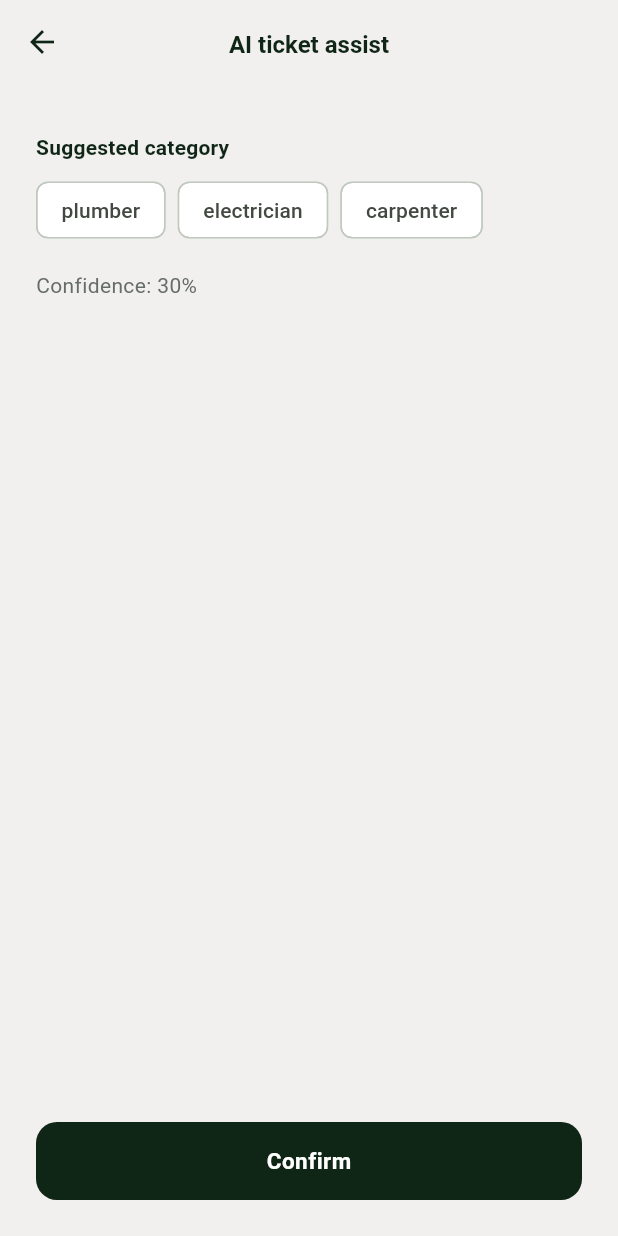
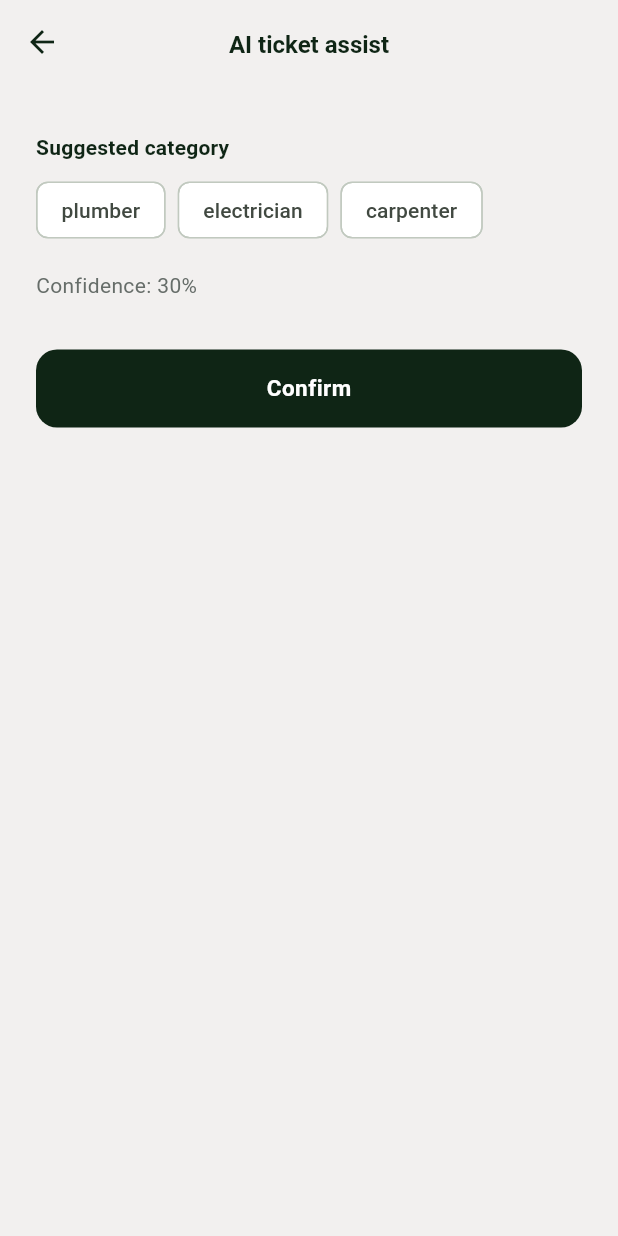
Before and after one commit to Joshua1804/fixwaala, a Flutter app: the AiAssistScreen screen opened by its route, after a tap on "Finish", on a phone screen of 412 x 824 dp. Run offline on Flutter 3.47's test engine with Material 3 defaults, Android fonts, the phone set to English and light mode, and no system bars; our stand-ins replace cloud_firestore, firebase_auth, firebase_core, firebase_messaging, flutter_local_notifications, flutter_map and 5 more; accounts and stored records are empty.

Commit message:
fix: scroll AI assist result screen instead of overflowing

```diff
--- a/lib/features/ai_assist/screens/ai_assist_screen.dart
+++ b/lib/features/ai_assist/screens/ai_assist_screen.dart
@@ -285,7 +285,7 @@ class _AiAssistScreenState extends State<AiAssistScreen> {
   }
 
   Widget _buildResultStep() {
-    return Padding(
+    return SingleChildScrollView(
       padding: const EdgeInsets.all(24),
       child: Column(
         crossAxisAlignment: CrossAxisAlignment.stretch,
@@ -345,7 +345,7 @@ class _AiAssistScreenState extends State<AiAssistScreen> {
                   .toList(),
             ),
           ],
-          const Spacer(),
+          const SizedBox(height: 32),
           PrimaryButton(label: 'Confirm', onPressed: _confirm),
         ],
       ),
```
